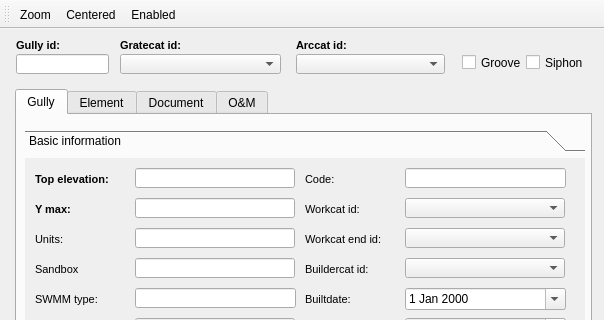
Giswater/giswater_qgis_plugin, file ui/ud_man_gully.ui: the form before one commit; both pictures show x 0 to 604 and y 0 to 320 of the 604 by 713 pixel window.
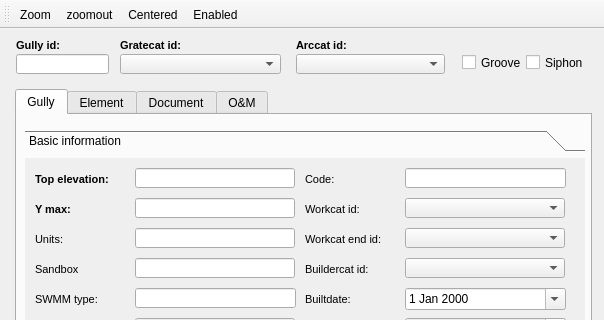
The form after the commit. Icons and pictures are not drawn.

Diff of the .ui file:
```diff
--- a/ui/ud_man_gully.ui
+++ b/ui/ud_man_gully.ui
@@ -2708,6 +2708,7 @@
     <bool>false</bool>
    </attribute>
    <addaction name="actionZoom"/>
+   <addaction name="actionZoomout"/>
    <addaction name="actionCentered"/>
    <addaction name="actionEnabled"/>
   </widget>
@@ -2738,6 +2739,15 @@
     <string>Enabled</string>
    </property>
   </action>
+  <action name="actionZoomout">
+   <property name="icon">
+    <iconset>
+     <normaloff>Zoom-Out-icon.png</normaloff>Zoom-Out-icon.png</iconset>
+   </property>
+   <property name="text">
+    <string>zoomout</string>
+   </property>
+  </action>
  </widget>
  <resources/>
  <connections/>
```
